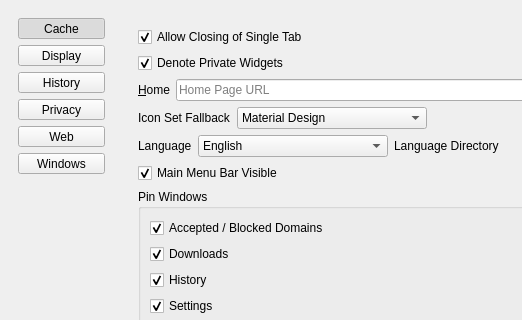
Before: the Qt Designer form 2.x/UI/dooble_settings.ui in textbrowser/dooble, drawn with Qt 5; both pictures show x 0 to 522 and y 0 to 320 of the 800 by 600 pixel window.
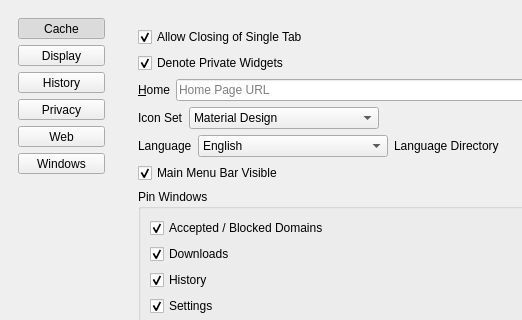
After: the same form once the commit is applied. The open tabs and pages were chosen to show the change. Icons and pictures are not drawn.

Commit message: Future icons.

The edit to the form file:
```diff
--- a/2.x/UI/dooble_settings.ui
+++ b/2.x/UI/dooble_settings.ui
@@ -355,8 +355,8 @@
               <rect>
                <x>0</x>
                <y>0</y>
-               <width>651</width>
-               <height>531</height>
+               <width>637</width>
+               <height>543</height>
               </rect>
              </property>
              <layout class="QVBoxLayout" name="verticalLayout_19">
@@ -415,7 +415,7 @@
                 <item>
                  <widget class="QLabel" name="label_3">
                   <property name="text">
-                   <string>Icon Set Fallback</string>
+                   <string>Icon Set</string>
                   </property>
                   <property name="buddy">
                    <cstring>icon_set</cstring>
```
Left out of the diff: 15 changed lines with no effect on the pictures.
